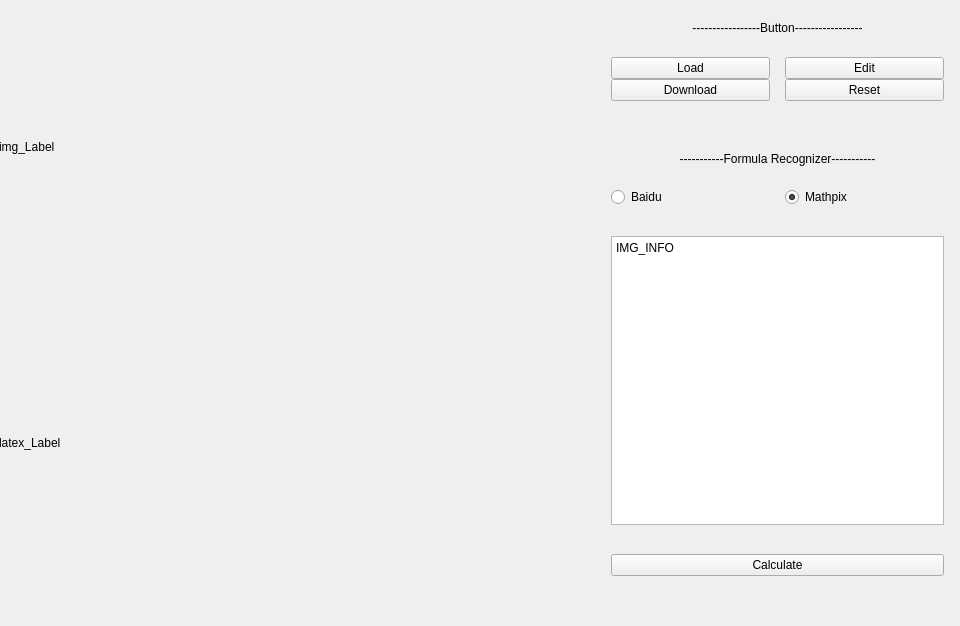
IshiKura-a/CPP_PROJECT_2020, file code/view/view.ui: the form before one commit.
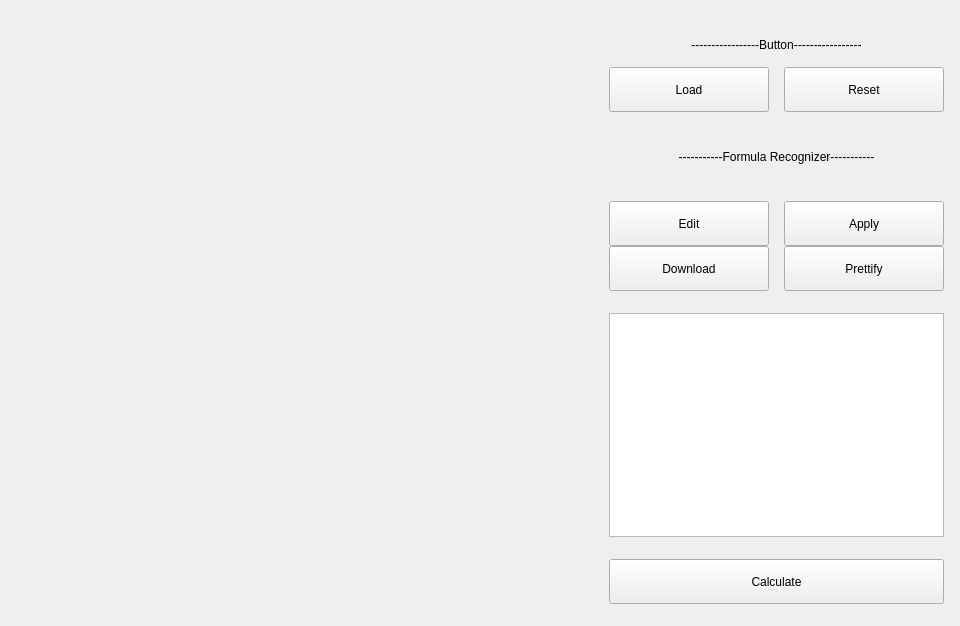
The form after the commit.

What changed in the file:
```diff
--- a/code/view/view.ui
+++ b/code/view/view.ui
@@ -14,15 +14,32 @@
    <string>View</string>
   </property>
   <widget class="QWidget" name="centralwidget">
-   <widget class="QWidget" name="gridLayoutWidget">
-    <property name="geometry">
-     <rect>
-      <x>-1</x>
-      <y>-1</y>
-      <width>961</width>
-      <height>591</height>
-     </rect>
-    </property>
+   <property name="sizePolicy">
+    <sizepolicy hsizetype="Expanding" vsizetype="Expanding">
+     <horstretch>0</horstretch>
+     <verstretch>0</verstretch>
+    </sizepolicy>
+   </property>
+   <layout class="QFormLayout" name="formLayout">
+    <property name="horizontalSpacing">
+     <number>0</number>
+    </property>
+    <property name="verticalSpacing">
+     <number>0</number>
+    </property>
+    <property name="leftMargin">
+     <number>0</number>
+    </property>
+    <property name="topMargin">
+     <number>0</number>
+    </property>
+    <property name="rightMargin">
+     <number>0</number>
+    </property>
+    <property name="bottomMargin">
+     <number>0</number>
+    </property>
+    <item row="0" column="1">
     <layout class="QGridLayout" name="gridLayoutBody" rowstretch="1,1" columnstretch="618,382">
      <property name="sizeConstraint">
       <enum>QLayout::SetDefaultConstraint</enum>
@@ -30,46 +47,29 @@
      <property name="verticalSpacing">
       <number>0</number>
      </property>
-     <item row="1" column="0">
-      <widget class="QLabel" name="latexLabel">
-       <property name="sizePolicy">
-        <sizepolicy hsizetype="Preferred" vsizetype="Preferred">
-         <horstretch>0</horstretch>
-         <verstretch>0</verstretch>
-        </sizepolicy>
-       </property>
-       <property name="text">
-        <string>latex_Label</string>
-       </property>
-      </widget>
-     </item>
      <item row="0" column="0">
       <widget class="QLabel" name="imgLabel">
        <property name="sizePolicy">
-        <sizepolicy hsizetype="Preferred" vsizetype="Preferred">
+         <sizepolicy hsizetype="Expanding" vsizetype="Expanding">
          <horstretch>0</horstretch>
          <verstretch>0</verstretch>
         </sizepolicy>
        </property>
        <property name="text">
-        <string>img_Label</string>
+         <string/>
        </property>
       </widget>
      </item>
      <item row="0" column="1" rowspan="2">
-      <layout class="QGridLayout" name="gridLayout" rowstretch="2,1,1,1,2,1,1,10,1,1,0" columnstretch="1,10,1,10,1">
-       <item row="7" column="1" colspan="3">
-        <widget class="QPlainTextEdit" name="imgInfo">
-         <property name="readOnly">
-          <bool>true</bool>
-         </property>
-         <property name="plainText">
-          <string>IMG_INFO</string>
-         </property>
-        </widget>
-       </item>
+       <layout class="QGridLayout" name="gridLayout" rowstretch="1,2,2,1,2,1,2,2,1,10,1,2,1" columnstretch="1,10,1,10,1">
        <item row="4" column="1" colspan="3">
         <widget class="QLabel" name="label_2">
+          <property name="sizePolicy">
+           <sizepolicy hsizetype="Expanding" vsizetype="Expanding">
+            <horstretch>0</horstretch>
+            <verstretch>0</verstretch>
+           </sizepolicy>
+          </property>
          <property name="text">
           <string>-----------Formula Recognizer-----------</string>
          </property>
@@ -78,76 +78,170 @@
          </property>
         </widget>
        </item>
-       <item row="10" column="1" colspan="3">
-        <widget class="QLabel" name="label_3">
-         <property name="text">
-          <string/>
-         </property>
-        </widget>
-       </item>
-       <item row="0" column="4" rowspan="11">
-        <widget class="QLabel" name="label_7">
-         <property name="text">
-          <string/>
-         </property>
-        </widget>
-       </item>
-       <item row="0" column="1" colspan="3">
-        <widget class="QLabel" name="label_4">
-         <property name="text">
-          <string>-----------------Button-----------------</string>
-         </property>
-         <property name="alignment">
-          <set>Qt::AlignCenter</set>
-         </property>
-        </widget>
-       </item>
-       <item row="5" column="3">
-        <widget class="QRadioButton" name="mathpixButton">
-         <property name="text">
-          <string>Mathpix</string>
-         </property>
-         <property name="checked">
-          <bool>true</bool>
-         </property>
-        </widget>
-       </item>
-       <item row="5" column="1">
-        <widget class="QRadioButton" name="baidu_Button">
-         <property name="layoutDirection">
-          <enum>Qt::LeftToRight</enum>
-         </property>
-         <property name="text">
-          <string>Baidu</string>
-         </property>
-         <property name="checked">
-          <bool>false</bool>
-         </property>
-        </widget>
-       </item>
-       <item row="1" column="1">
+        <item row="2" column="1">
         <widget class="QPushButton" name="loadButton">
+          <property name="sizePolicy">
+           <sizepolicy hsizetype="Expanding" vsizetype="Expanding">
+            <horstretch>0</horstretch>
+            <verstretch>0</verstretch>
+           </sizepolicy>
+          </property>
          <property name="text">
           <string>Load</string>
          </property>
         </widget>
        </item>
-       <item row="2" column="1">
+        <item row="7" column="1">
         <widget class="QPushButton" name="downloadButton">
+          <property name="sizePolicy">
+           <sizepolicy hsizetype="Expanding" vsizetype="Expanding">
+            <horstretch>0</horstretch>
+            <verstretch>0</verstretch>
+           </sizepolicy>
+          </property>
          <property name="text">
           <string>Download</string>
          </property>
         </widget>
        </item>
+        <item row="8" column="1" colspan="3">
+         <widget class="QLabel" name="label_6">
+          <property name="sizePolicy">
+           <sizepolicy hsizetype="Expanding" vsizetype="Expanding">
+            <horstretch>0</horstretch>
+            <verstretch>0</verstretch>
+           </sizepolicy>
+          </property>
+          <property name="text">
+           <string/>
+          </property>
+         </widget>
+        </item>
+        <item row="6" column="3">
+         <widget class="QPushButton" name="applyButton">
+          <property name="sizePolicy">
+           <sizepolicy hsizetype="Expanding" vsizetype="Expanding">
+            <horstretch>0</horstretch>
+            <verstretch>0</verstretch>
+           </sizepolicy>
+          </property>
+          <property name="text">
+           <string>Apply</string>
+          </property>
+         </widget>
+        </item>
+        <item row="0" column="1" colspan="3">
+         <widget class="QLabel" name="label_13">
+          <property name="sizePolicy">
+           <sizepolicy hsizetype="Expanding" vsizetype="Expanding">
+            <horstretch>0</horstretch>
+            <verstretch>0</verstretch>
+           </sizepolicy>
+          </property>
+          <property name="text">
+           <string/>
+          </property>
+         </widget>
+        </item>
+        <item row="12" column="1" colspan="3">
+         <widget class="QLabel" name="label_3">
+          <property name="sizePolicy">
+           <sizepolicy hsizetype="Expanding" vsizetype="Expanding">
+            <horstretch>0</horstretch>
+            <verstretch>0</verstretch>
+           </sizepolicy>
+          </property>
+          <property name="text">
+           <string/>
+          </property>
+         </widget>
+        </item>
        <item row="2" column="3">
         <widget class="QPushButton" name="resetButton">
+          <property name="sizePolicy">
+           <sizepolicy hsizetype="Expanding" vsizetype="Expanding">
+            <horstretch>0</horstretch>
+            <verstretch>0</verstretch>
+           </sizepolicy>
+          </property>
          <property name="text">
           <string>Reset</string>
          </property>
         </widget>
        </item>
-       <item row="0" column="0" rowspan="11">
+        <item row="7" column="2">
+         <widget class="QLabel" name="label_10">
+          <property name="sizePolicy">
+           <sizepolicy hsizetype="Expanding" vsizetype="Expanding">
+            <horstretch>0</horstretch>
+            <verstretch>0</verstretch>
+           </sizepolicy>
+          </property>
+          <property name="text">
+           <string/>
+          </property>
+         </widget>
+        </item>
+        <item row="2" column="2">
+         <widget class="QLabel" name="label_11">
+          <property name="sizePolicy">
+           <sizepolicy hsizetype="Expanding" vsizetype="Expanding">
+            <horstretch>0</horstretch>
+            <verstretch>0</verstretch>
+           </sizepolicy>
+          </property>
+          <property name="text">
+           <string/>
+          </property>
+         </widget>
+        </item>
+        <item row="6" column="2">
+         <widget class="QLabel" name="label">
+          <property name="sizePolicy">
+           <sizepolicy hsizetype="Expanding" vsizetype="Expanding">
+            <horstretch>0</horstretch>
+            <verstretch>0</verstretch>
+           </sizepolicy>
+          </property>
+          <property name="text">
+           <string/>
+          </property>
+         </widget>
+        </item>
+        <item row="0" column="4" rowspan="13">
+         <widget class="QLabel" name="label_7">
+          <property name="sizePolicy">
+           <sizepolicy hsizetype="Expanding" vsizetype="Expanding">
+            <horstretch>0</horstretch>
+            <verstretch>0</verstretch>
+           </sizepolicy>
+          </property>
+          <property name="text">
+           <string/>
+          </property>
+         </widget>
+        </item>
+        <item row="10" column="1" colspan="3">
+         <widget class="QLabel" name="label_5">
+          <property name="sizePolicy">
+           <sizepolicy hsizetype="Expanding" vsizetype="Expanding">
+            <horstretch>0</horstretch>
+            <verstretch>0</verstretch>
+           </sizepolicy>
+          </property>
+          <property name="text">
+           <string/>
+          </property>
+         </widget>
+        </item>
+        <item row="0" column="0" rowspan="13">
         <widget class="QLabel" name="delimiter">
+          <property name="sizePolicy">
+           <sizepolicy hsizetype="Expanding" vsizetype="Expanding">
+            <horstretch>0</horstretch>
+            <verstretch>0</verstretch>
+           </sizepolicy>
+          </property>
          <property name="midLineWidth">
           <number>0</number>
          </property>
@@ -156,29 +250,94 @@
          </property>
         </widget>
        </item>
-       <item row="1" column="2" rowspan="2">
-        <widget class="QLabel" name="label">
+        <item row="3" column="1" colspan="3">
+         <widget class="QLabel" name="label_9">
+          <property name="sizePolicy">
+           <sizepolicy hsizetype="Expanding" vsizetype="Expanding">
+            <horstretch>0</horstretch>
+            <verstretch>0</verstretch>
+           </sizepolicy>
+          </property>
          <property name="text">
           <string/>
          </property>
         </widget>
        </item>
-       <item row="1" column="3">
+        <item row="7" column="3">
+         <widget class="QPushButton" name="prettifyButton">
+          <property name="sizePolicy">
+           <sizepolicy hsizetype="Expanding" vsizetype="Expanding">
+            <horstretch>0</horstretch>
+            <verstretch>0</verstretch>
+           </sizepolicy>
+          </property>
+          <property name="text">
+           <string>Prettify</string>
+          </property>
+         </widget>
+        </item>
+        <item row="6" column="1">
         <widget class="QPushButton" name="editButton">
+          <property name="sizePolicy">
+           <sizepolicy hsizetype="Expanding" vsizetype="Expanding">
+            <horstretch>0</horstretch>
+            <verstretch>0</verstretch>
+           </sizepolicy>
+          </property>
          <property name="text">
           <string>Edit</string>
          </property>
         </widget>
        </item>
-       <item row="9" column="1" colspan="3">
+        <item row="5" column="1" colspan="3">
+         <widget class="QLabel" name="label_8">
+          <property name="sizePolicy">
+           <sizepolicy hsizetype="Expanding" vsizetype="Expanding">
+            <horstretch>0</horstretch>
+            <verstretch>0</verstretch>
+           </sizepolicy>
+          </property>
+          <property name="text">
+           <string/>
+          </property>
+         </widget>
+        </item>
+        <item row="11" column="1" colspan="3">
         <widget class="QPushButton" name="calculateButton">
+          <property name="sizePolicy">
+           <sizepolicy hsizetype="Expanding" vsizetype="Expanding">
+            <horstretch>0</horstretch>
+            <verstretch>0</verstretch>
+           </sizepolicy>
+          </property>
          <property name="text">
           <string>Calculate</string>
          </property>
         </widget>
        </item>
-       <item row="8" column="1" colspan="3">
-        <widget class="QLabel" name="label_5">
+        <item row="1" column="1" colspan="3">
+         <widget class="QLabel" name="label_4">
+          <property name="sizePolicy">
+           <sizepolicy hsizetype="Expanding" vsizetype="Expanding">
+            <horstretch>0</horstretch>
+            <verstretch>0</verstretch>
+           </sizepolicy>
+          </property>
+          <property name="text">
+           <string>-----------------Button-----------------</string>
+          </property>
+          <property name="alignment">
+           <set>Qt::AlignCenter</set>
+          </property>
+         </widget>
+        </item>
+        <item row="9" column="1" colspan="3">
+         <widget class="QTextEdit" name="imgInfo"/>
+        </item>
+       </layout>
+      </item>
+      <item row="1" column="0">
+       <widget class="QLabel" name="latexLabel">
          <property name="text">
           <string/>
          </property>
@@ -187,7 +346,6 @@
       </layout>
      </item>
     </layout>
-   </widget>
   </widget>
   <widget class="QMenuBar" name="titleMenuBar">
    <property name="geometry">
```
Left out of the diff: 6 changed lines with no effect on the pictures. Lines whose indentation alone changed are shown as unchanged.
